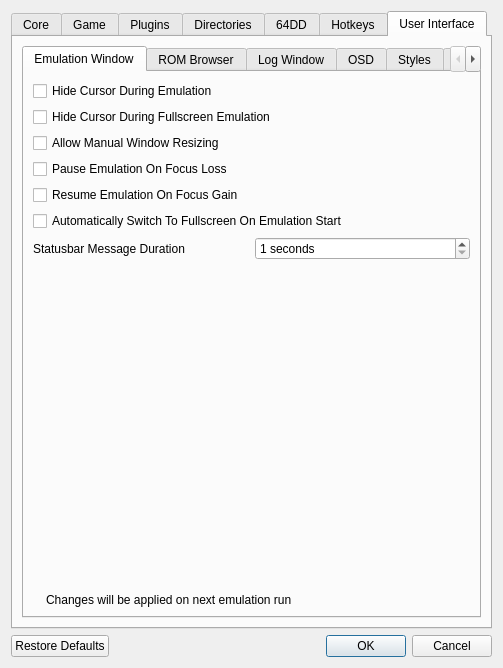
Before: the Qt Designer form Source/RMG/UserInterface/Dialog/SettingsDialog.ui in Rosalie241/RMG, drawn with Qt 5.
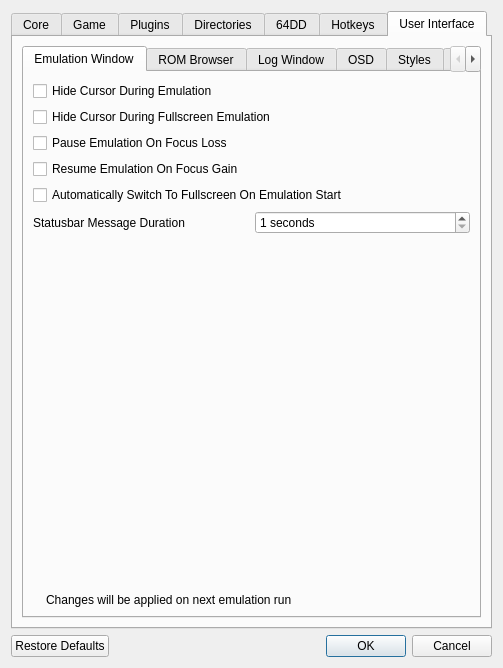
After: the same form once the commit is applied. The open tabs and pages were chosen to show the change. Icons and pictures are not drawn. Custom widgets are drawn as their Qt base class.

Commit message: RMG: remove usage of GUI_AllowManualResizing setting

Diff of the .ui file:
```diff
--- a/Source/RMG/UserInterface/Dialog/SettingsDialog.ui
+++ b/Source/RMG/UserInterface/Dialog/SettingsDialog.ui
@@ -1930,13 +1930,6 @@
                  </property>
                 </widget>
                </item>
-               <item>
-                <widget class="QCheckBox" name="manualResizingCheckBox">
-                 <property name="text">
-                  <string>Allow Manual Window Resizing</string>
-                 </property>
-                </widget>
-               </item>
                <item>
                 <widget class="QCheckBox" name="pauseEmulationOnFocusCheckbox">
                  <property name="text">
```
The commit also changes 3 other files.
